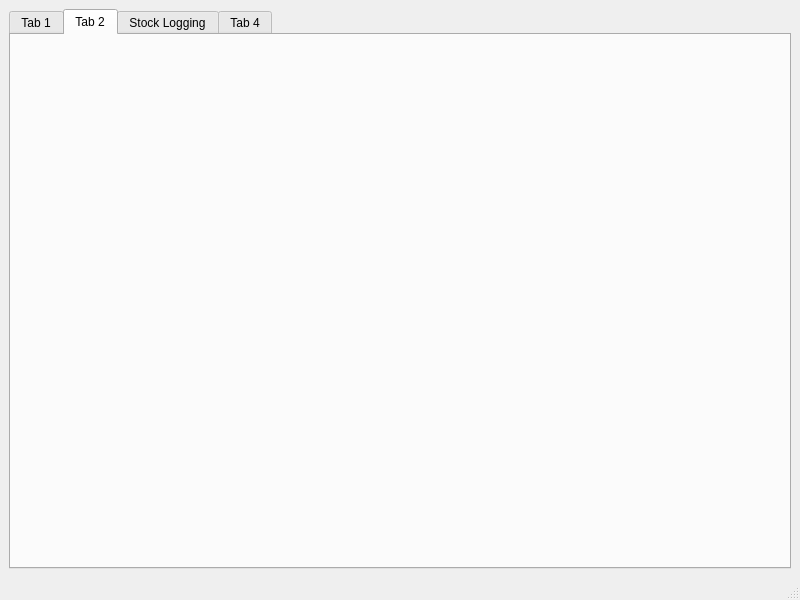
Before: the Qt Designer form SariSariSleuth/mainwindow.ui in ZachMatriano/CMSC-21-Finals, drawn with Qt 5.
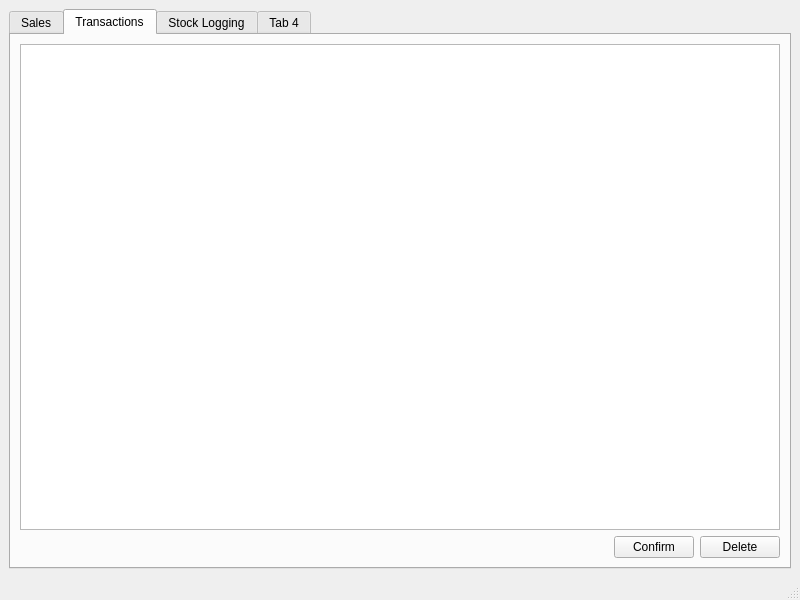
After: the same form once the commit is applied. The open tabs and pages were chosen to show the change.

Commit message: Added ordering and sales transaction pages.

Diff of the .ui file:
```diff
--- a/SariSariSleuth/mainwindow.ui
+++ b/SariSariSleuth/mainwindow.ui
@@ -22,13 +22,62 @@
       </property>
       <widget class="QWidget" name="tab1">
        <attribute name="title">
-        <string>Tab 1</string>
+        <string>Sales</string>
        </attribute>
       </widget>
       <widget class="QWidget" name="tab2">
        <attribute name="title">
-        <string>Tab 2</string>
+        <string>Transactions</string>
        </attribute>
+       <layout class="QVBoxLayout" name="verticalLayout_4">
+        <item>
+         <widget class="QTableView" name="transactionTableView">
+          <property name="alternatingRowColors">
+           <bool>true</bool>
+          </property>
+          <property name="selectionBehavior">
+           <enum>QAbstractItemView::SelectRows</enum>
+          </property>
+          <property name="selectionMode">
+           <enum>QAbstractItemView::SingleSelection</enum>
+          </property>
+          <property name="sortingEnabled">
+           <bool>true</bool>
+          </property>
+         </widget>
+        </item>
+        <item>
+         <layout class="QHBoxLayout" name="horizontalLayout_4">
+          <item>
+           <spacer name="horizontalSpacer_2">
+            <property name="orientation">
+             <enum>Qt::Horizontal</enum>
+            </property>
+            <property name="sizeHint" stdset="0">
+             <size>
+              <width>40</width>
+              <height>20</height>
+             </size>
+            </property>
+           </spacer>
+          </item>
+          <item>
+           <widget class="QPushButton" name="confirmButton">
+            <property name="text">
+             <string>Confirm</string>
+            </property>
+           </widget>
+          </item>
+          <item>
+           <widget class="QPushButton" name="deleteTransactionButton">
+            <property name="text">
+             <string>Delete</string>
+            </property>
+           </widget>
+          </item>
+         </layout>
+        </item>
+       </layout>
       </widget>
       <widget class="QWidget" name="tab3">
        <attribute name="title">
```
Left out of the diff: 32 changed lines with no effect on the pictures. The commit also changes 30 other files.
